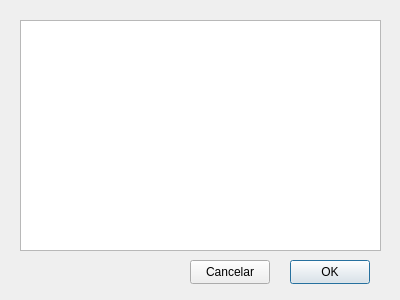
Old version of the form gui/view/NewGrammarDialog.ui in the repository joaovicentesouto/INE5421.
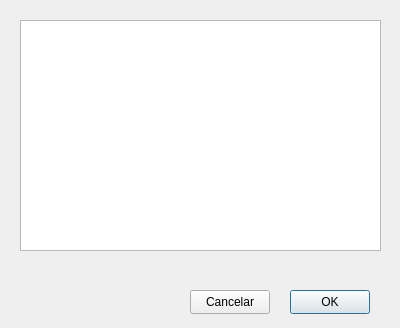
New version of the form.

Commit message:
Documentation and repair in grammar parser and converter
Formerly it allowed the initial symbol to generate & and appear on
the right side of a production, now no more.

The edit to the form file:
```diff
--- a/gui/view/NewGrammarDialog.ui
+++ b/gui/view/NewGrammarDialog.ui
@@ -7,7 +7,7 @@
     <x>0</x>
     <y>0</y>
     <width>400</width>
-    <height>300</height>
+    <height>328</height>
    </rect>
   </property>
   <property name="windowTitle">
@@ -17,7 +17,7 @@
    <property name="geometry">
     <rect>
      <x>290</x>
-     <y>260</y>
+     <y>290</y>
      <width>80</width>
      <height>24</height>
     </rect>
@@ -30,7 +30,7 @@
    <property name="geometry">
     <rect>
      <x>190</x>
-     <y>260</y>
+     <y>290</y>
      <width>80</width>
      <height>24</height>
     </rect>
@@ -42,10 +42,10 @@
   <widget class="QLabel" name="m_error">
    <property name="geometry">
     <rect>
-     <x>30</x>
+     <x>20</x>
      <y>260</y>
-     <width>151</width>
-     <height>16</height>
+     <width>361</width>
+     <height>21</height>
     </rect>
    </property>
    <property name="text">
```
The commit also changes 11 other files.
